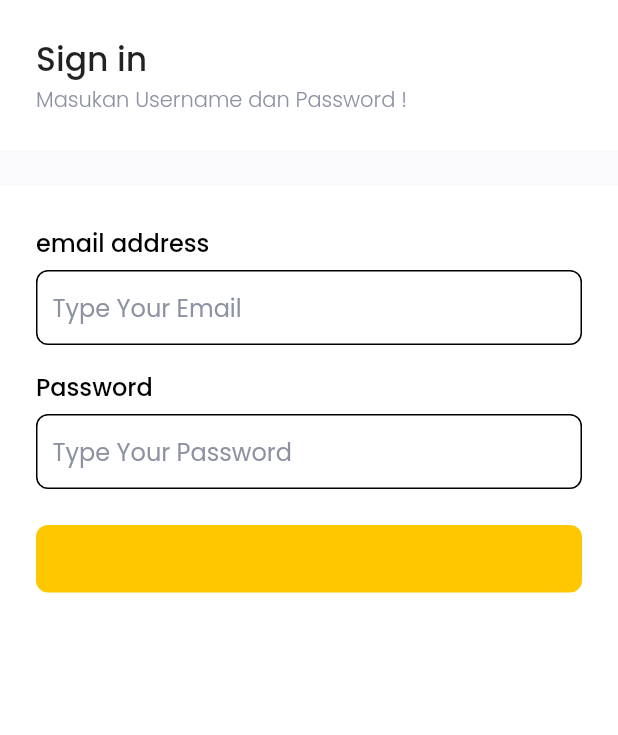
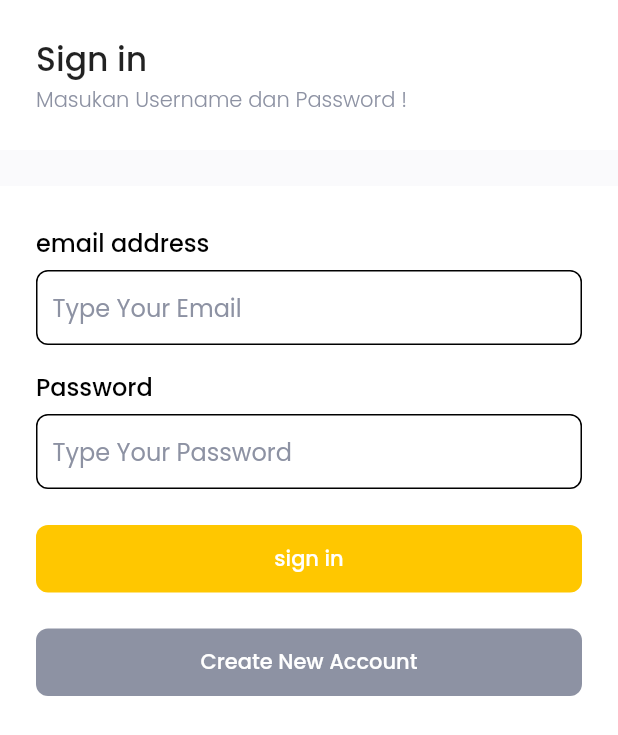
Before and after one commit to budimanpranata/food_market, a Flutter app: the screen it shows after launch, on a phone screen of 412 x 824 dp. Shown: the top 735 px of the screen. Run offline on Flutter 3.47's test engine with Material 2 defaults, Android fonts, the phone set to English and light mode, and no system bars; our stand-ins replace flutter_spinkit, get, google_fonts, supercharged.

Commit message:
Update Sign Up

```diff
--- a/lib/main.dart
+++ b/lib/main.dart
@@ -1,4 +1,5 @@
 import 'package:flutter/material.dart';
+import 'package:get/get.dart';
 
 import 'ui/pages/pages.dart';
 
@@ -9,7 +10,7 @@ void main() {
 class MyApp extends StatelessWidget {
   @override
   Widget build(BuildContext context) {
-    return MaterialApp(
+    return GetMaterialApp(
       debugShowCheckedModeBanner: false,
       home: SignInPage(),
     );
--- a/lib/ui/pages/general_page.dart
+++ b/lib/ui/pages/general_page.dart
@@ -36,7 +36,13 @@ class GeneralPage extends StatelessWidget {
                       child: Row(
                         children: [
                           onBackButtonPressed != null
-                              ? Container(
+                              ? GestureDetector(
+                                  onTap: () {
+                                    if (onBackButtonPressed != null) {
+                                      onBackButtonPressed();
+                                    }
+                                  },
+                                  child: Container(
                                     width: 24,
                                     height: 24,
                                     margin: EdgeInsets.only(right: 26),
@@ -44,6 +50,7 @@ class GeneralPage extends StatelessWidget {
                                         image: DecorationImage(
                                             image: AssetImage(
                                                 'assets/back_arrow.png'))),
+                                  ),
                                 )
                               : SizedBox(),
                           Column(
--- a/lib/ui/pages/pages.dart
+++ b/lib/ui/pages/pages.dart
@@ -3,6 +3,7 @@ import 'package:flutter_spinkit/flutter_spinkit.dart';
 import 'package:food_market/shared/shared.dart';
 import 'package:google_fonts/google_fonts.dart';
 import 'package:supercharged/supercharged.dart';
-
+import 'package:get/get.dart';
 part 'general_page.dart';
 part 'sign_in_page.dart';
+part 'sign_up_page.dart';
--- a/lib/ui/pages/sign_in_page.dart
+++ b/lib/ui/pages/sign_in_page.dart
@@ -73,15 +73,44 @@ class _SignInPageState extends State<SignInPage> {
                     size: 45,
                     color: mainColor,
                   )
-                : RaisedButton.icon(
+                : RaisedButton(
                     onPressed: () {},
                     elevation: 0,
                     shape: RoundedRectangleBorder(
                         borderRadius: BorderRadius.circular(8)),
                     color: mainColor,
-                    child: Text('sign in'),
+                    child: Text(
+                      'sign in',
+                      style: GoogleFonts.poppins(
+                          color: Colors.white, fontWeight: FontWeight.w500),
+                    ),
                   ),
-          )
+          ),
+          Container(
+            width: double.infinity,
+            margin: EdgeInsets.only(top: 24),
+            height: 45,
+            padding: EdgeInsets.symmetric(horizontal: defaultMargin),
+            child: isloading
+                ? SpinKitFadingCircle(
+                    size: 45,
+                    color: mainColor,
+                  )
+                : RaisedButton(
+                    onPressed: () {
+                      Get.to(SignUpPage());
+                    },
+                    elevation: 0,
+                    shape: RoundedRectangleBorder(
+                        borderRadius: BorderRadius.circular(8)),
+                    color: greyColor,
+                    child: Text(
+                      'Create New Account',
+                      style: GoogleFonts.poppins(
+                          color: Colors.white, fontWeight: FontWeight.w500),
+                    ),
+                  ),
+          ),
         ],
       ),
     );
--- a/pubspec.yaml
+++ b/pubspec.yaml
@@ -25,9 +25,11 @@ dependencies:
     sdk: flutter
   cupertino_icons: ^1.0.3
   flutter_bloc: ^6.0.1
-  flutter_spinkit: ^4.1.2+1
   google_fonts: ^1.1.0
   supercharged: ^1.10.0
+  flutter_spinkit: ^4.1.2+1
+  get: ^3.4.6
+
 
 dev_dependencies:
   flutter_test:
```
Also changed, not shown: lib/ui/pages/sign_up_page.dart (added, +132 -0 lines), pubspec.lock. Lines whose indentation alone changed are shown as unchanged.
